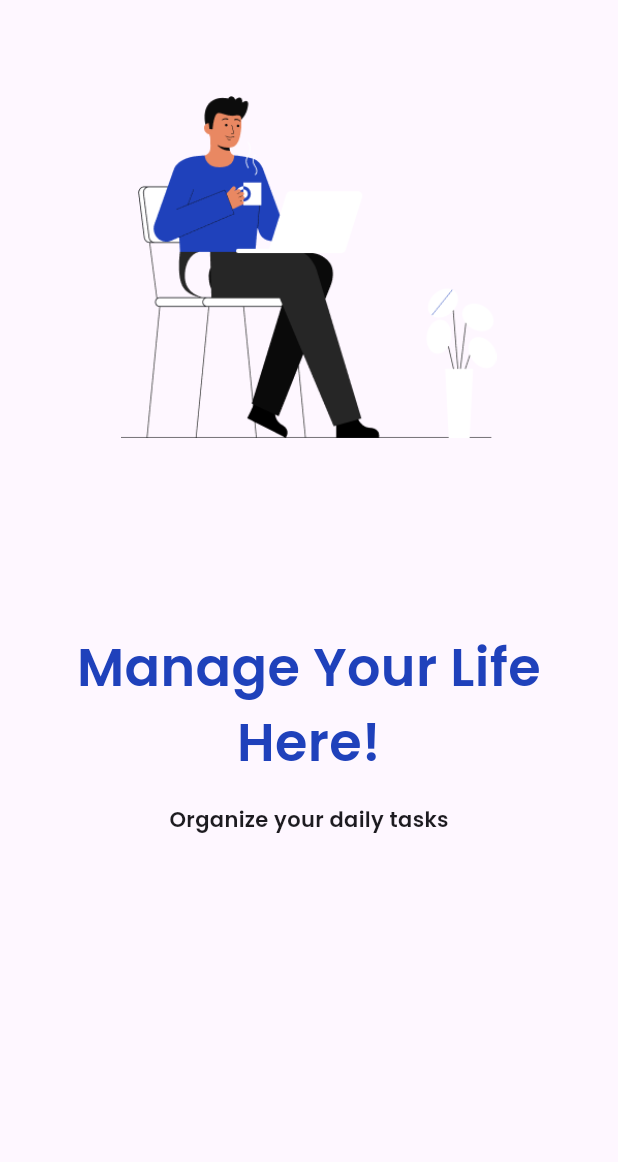
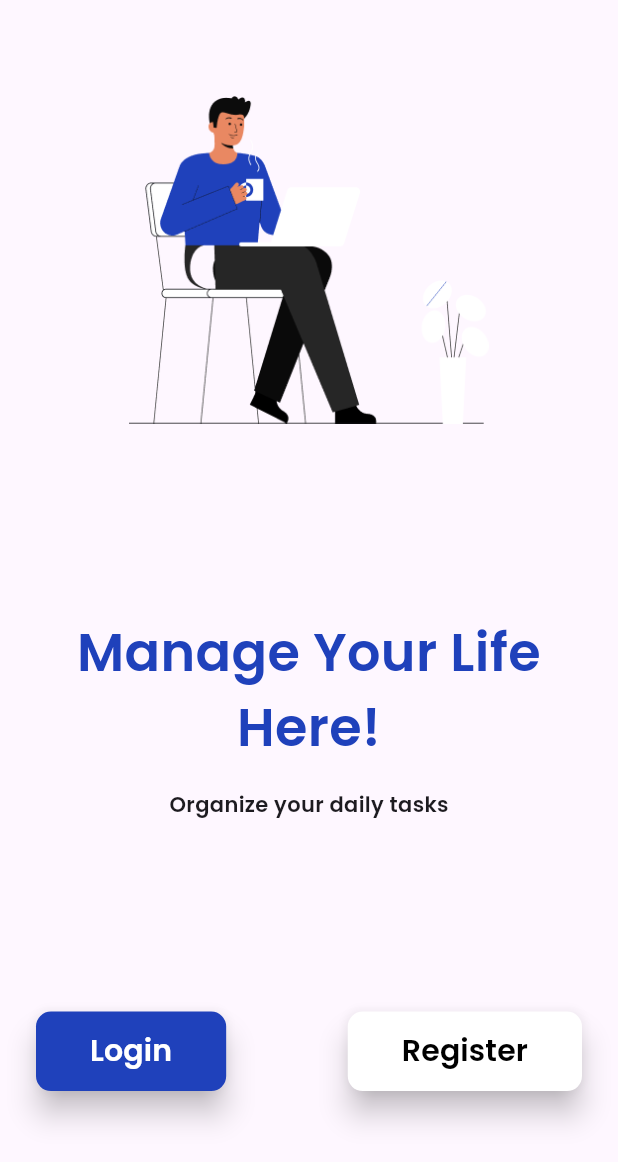
Before and after one commit to ali72-20/task_managment, a Flutter app: the screen it shows after launch, on a phone screen of 412 x 824 dp. Shown: the top 1162 px of the screen. Run offline on Flutter 3.47's test engine with Material 3 defaults, Android fonts, the phone set to English and light mode, and no system bars; our stand-ins replace go_router.

Commit message:
add start screen button finish start screen

```diff
--- a/lib/core/utilites/app_routes.dart
+++ b/lib/core/utilites/app_routes.dart
@@ -5,6 +5,7 @@ import 'package:task_managment/features/start_screen/presentation_layer/start_sc
 abstract class AppRoutes {
   static const kStartPath = '/';
   static const kLoginPath = '/login';
+  static const kRegisterPath = '/register';
   static final router = GoRouter(
     routes: [
       GoRoute(
@@ -15,6 +16,10 @@ abstract class AppRoutes {
         path: kLoginPath,
         builder: (context, state) => const LogInScreen(),
       ),
+      GoRoute(
+        path: kRegisterPath,
+        builder: (context, state) => const LogInScreen(),
+      ),
     ],
   );
 }
--- a/lib/features/start_screen/presentation_layer/widgets/button_item.dart
+++ b/lib/features/start_screen/presentation_layer/widgets/button_item.dart
@@ -20,12 +20,19 @@ class ButtonItem extends StatelessWidget {
   @override
   Widget build(BuildContext context) {
     return ElevatedButton(
-      style: ElevatedButton.styleFrom(backgroundColor: kPrimaryColor),
+      style: ElevatedButton.styleFrom(
+        backgroundColor: button_color,
+        elevation: 8,
+        shape:  RoundedRectangleBorder(borderRadius: BorderRadius.circular(10.0)),
+      ),
       onPressed: onPressed,
-      child: Text(
-        button_text,
-        style: Styles.style20.copyWith(
-          color: font_color,
+      child: Padding(
+        padding: const EdgeInsets.all(12),
+        child: Text(
+          button_text,
+          style: Styles.style20.copyWith(
+            color: font_color,
+          ),
         ),
       ),
     );
--- a/lib/features/start_screen/presentation_layer/widgets/start_screen_body.dart
+++ b/lib/features/start_screen/presentation_layer/widgets/start_screen_body.dart
@@ -1,7 +1,6 @@
-import 'package:flutter/cupertino.dart';
 import 'package:flutter/material.dart';
 import 'package:task_managment/core/utilites/assets.dart';
-
+import 'package:task_managment/features/start_screen/presentation_layer/widgets/start_screen_buttons.dart';
 import '../../../../core/utilites/Styles.dart';
 
 class StartScreenBody extends StatelessWidget {
@@ -12,7 +11,7 @@ class StartScreenBody extends StatelessWidget {
     return SafeArea(
       child: Scaffold(
         body: Padding(
-          padding: const EdgeInsets.symmetric(horizontal: 16, vertical: 64),
+          padding: const EdgeInsets.symmetric(horizontal: 24, vertical: 64),
           child: Column(
             crossAxisAlignment: CrossAxisAlignment.center,
             children: [
@@ -24,7 +23,9 @@ class StartScreenBody extends StatelessWidget {
                 style: Styles.style35,
               ),
               const SizedBox(height: 16,),
-              const Text("Organize your daily tasks" , style: Styles.style14,)
+              const Text("Organize your daily tasks" , style: Styles.style14,),
+              const SizedBox(height: 128,),
+              const StartScreenButtons()
             ],
           ),
         ),
--- a/lib/features/start_screen/presentation_layer/widgets/start_screen_buttons.dart
+++ b/lib/features/start_screen/presentation_layer/widgets/start_screen_buttons.dart
@@ -9,10 +9,26 @@ class StartScreenButtons extends StatelessWidget {
 
   @override
   Widget build(BuildContext context) {
-    return Row(children: [
-      ButtonItem(button_text: 'Login', button_color: kPrimaryColor, font_color: Colors.white, onPressed: (){
-         GoRouter.of(context).pushReplacement(AppRoutes.kLoginPath);
-      }),
-    ],);
+    return Row(
+      mainAxisAlignment: MainAxisAlignment.spaceBetween,
+      children: [
+        ButtonItem(
+          button_text: 'Login',
+          button_color: kPrimaryColor,
+          font_color: Colors.white,
+          onPressed: () {
+            GoRouter.of(context).pushReplacement(AppRoutes.kLoginPath);
+          },
+        ),
+        ButtonItem(
+          button_text: 'Register',
+          button_color: Colors.white,
+          font_color: Colors.black,
+          onPressed: () {
+            GoRouter.of(context).pushReplacement(AppRoutes.kRegisterPath);
+          },
+        ),
+      ],
+    );
   }
 }
```
